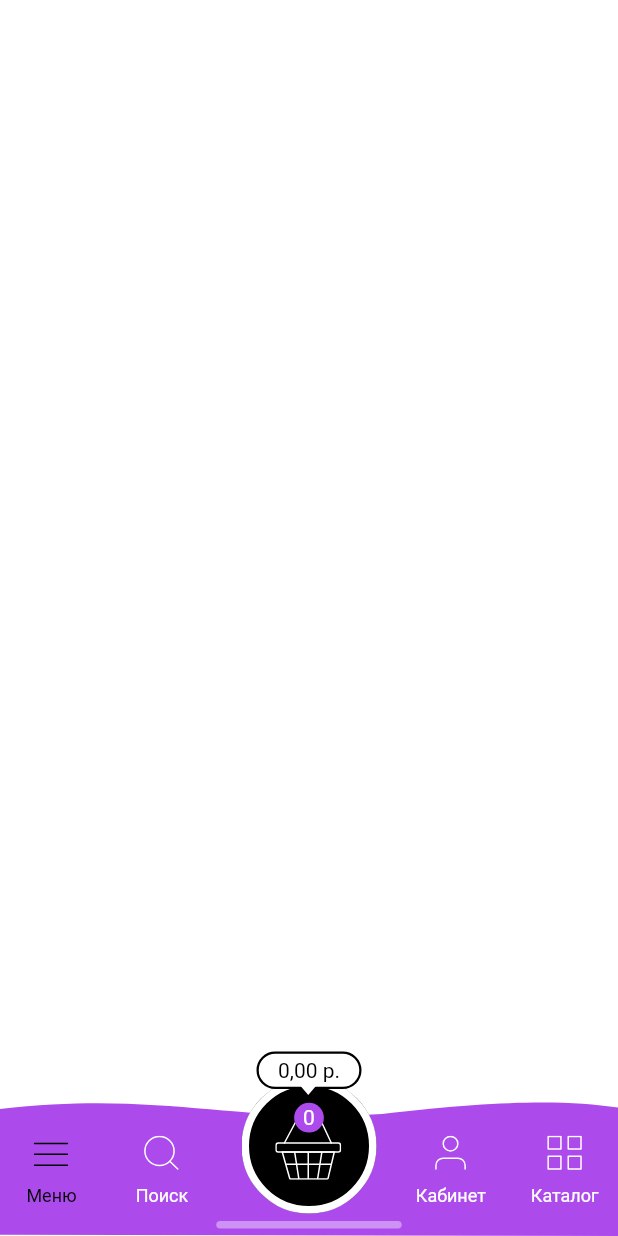
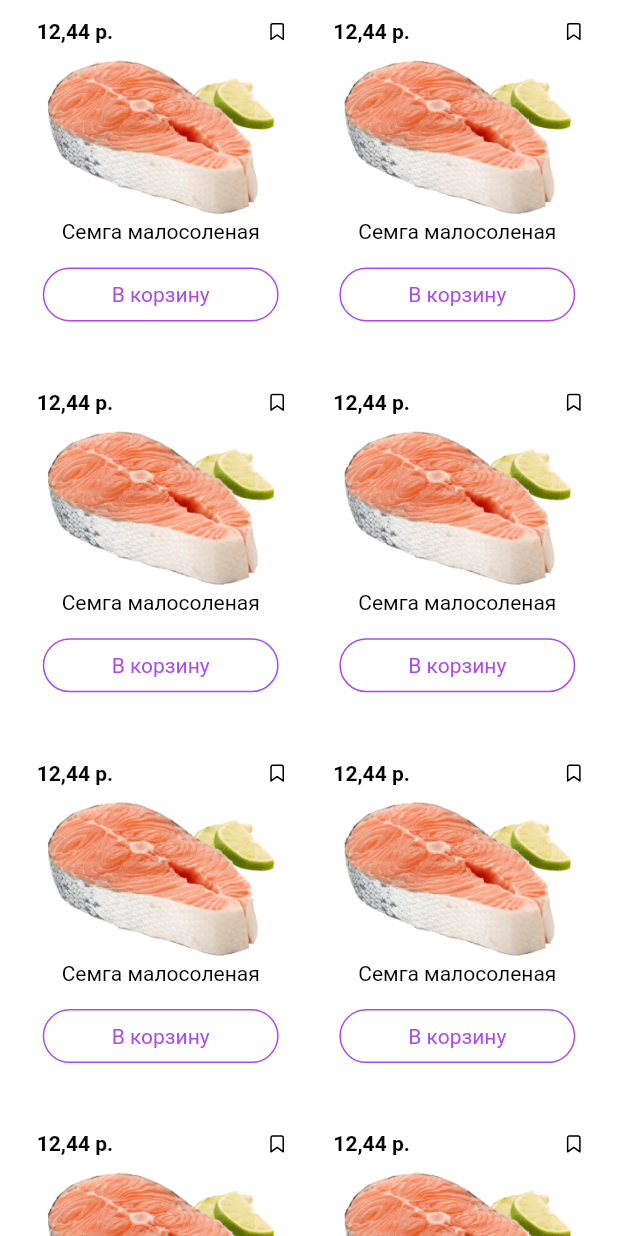
Before and after one commit to guvanch07/emelya, a Flutter app: the screen it shows after launch, on a phone screen of 412 x 824 dp. Run offline on Flutter 3.47's test engine with Material 2 defaults, Android fonts, the phone set to English and light mode, and no system bars; our stand-ins replace flutter_svg, fluttertoast, google_fonts, sizer; Roboto replaces fonts that are missing (Arial).

Commit message:
added product item

```diff
--- a/lib/main.dart
+++ b/lib/main.dart
@@ -1,4 +1,5 @@
 import 'package:emelya/constants.dart/app_colors.dart';
+import 'package:emelya/screens/catalog/product_item.dart';
 import 'package:emelya/screens/onboarding/onboarding.dart';
 import 'package:emelya/widgets/buttons/basket_button.dart';
 import 'package:flutter/material.dart';
@@ -29,6 +30,12 @@ class MyApp extends StatelessWidget {
                   fontWeight: FontWeight.w900,
                 ),
               ),
+              headline2: const TextStyle(
+                color: AppColors.black,
+                fontFamily: 'Arial',
+                fontSize: 14,
+                fontWeight: FontWeight.w700,
+              ),
               bodyText1: const TextStyle(
                 color: AppColors.black,
                 fontFamily: 'Arial',
@@ -37,9 +44,42 @@ class MyApp extends StatelessWidget {
               ),
             ),
           ),
-          home: AppBottomNavBar(),
+          home: Stack(
+            children: [
+              const SafeArea(
+                child: CatalogList(),
+              ),
+              // AppBottomNavBar(),
+            ],
+          ),
         );
       },
+    );
+  }
+}
+
+class CatalogList extends StatelessWidget {
+  const CatalogList({
+    Key? key,
+  }) : super(key: key);
+
+  @override
+  Widget build(BuildContext context) {
+    final itemWidth = 44.w;
+    final itemHeight = 30.h;
+    return Container(
+      padding: EdgeInsets.symmetric(horizontal: 4.w),
+      child: GridView.builder(
+          itemCount: 8,
+          gridDelegate: SliverGridDelegateWithFixedCrossAxisCount(
+            crossAxisCount: 2,
+            crossAxisSpacing: 4.w,
+            childAspectRatio: itemWidth / itemHeight,
+          ),
+          itemBuilder: (BuildContext context, int index) => const Padding(
+                padding: EdgeInsets.symmetric(vertical: 8),
+                child: ProductItem(),
+              )),
     );
   }
 }
--- /dev/null
+++ b/lib/screens/catalog/product_item.dart
@@ -0,0 +1,61 @@
+import 'package:emelya/constants.dart/app_colors.dart';
+import 'package:emelya/widgets/buttons/outlined_button.dart';
+import 'package:flutter/material.dart';
+import 'package:sizer/sizer.dart';
+import 'package:flutter_svg/flutter_svg.dart';
+
+class ProductItem extends StatelessWidget {
+  const ProductItem({Key? key}) : super(key: key);
+
+  @override
+  Widget build(BuildContext context) {
+    return Container(
+      width: 44.w,
+      height: 30.h,
+      padding: const EdgeInsets.fromLTRB(8, 5, 8, 8),
+      decoration: const BoxDecoration(
+          color: AppColors.white,
+          borderRadius: BorderRadius.all(Radius.circular(6))),
+      child: Column(
+        children: [
+          Row(
+            mainAxisAlignment: MainAxisAlignment.spaceBetween,
+            children: [
+              Text(
+                '12,44 р.',
+                style: Theme.of(context).textTheme.headline2,
+              ),
+              SvgPicture.asset('assets/icons/favorite.svg'),
+            ],
+          ),
+          Padding(
+            padding: const EdgeInsets.symmetric(
+              vertical: 3,
+            ),
+            child: Image.asset(
+              'assets/images/dummy3.png',
+              fit: BoxFit.fitWidth,
+            ),
+          ),
+          Text(
+            'Семга малосоленая',
+            textAlign: TextAlign.center,
+            style: Theme.of(context).textTheme.bodyText1,
+          ),
+          const SizedBox(
+            height: 10,
+          ),
+          Row(
+            children: [
+              Expanded(
+                  child: Padding(
+                padding: const EdgeInsets.symmetric(horizontal: 4),
+                child: AppOutlinedButton(text: 'В корзину', press: () {}),
+              )),
+            ],
+          )
+        ],
+      ),
+    );
+  }
+}
--- /dev/null
+++ b/lib/widgets/buttons/outlined_button.dart
@@ -0,0 +1,67 @@
+import 'package:emelya/constants.dart/app_colors.dart';
+import 'package:flutter/material.dart';
+
+class AppOutlinedButton extends StatelessWidget {
+  const AppOutlinedButton({
+    required this.text,
+    required this.press,
+    this.color,
+    this.textColor,
+    this.padding,
+    this.borderRadius,
+    this.textStyle,
+  });
+
+  final String text;
+  final VoidCallback press;
+  final Color? color;
+  final Color? textColor;
+  final EdgeInsets? padding;
+  final double? borderRadius;
+  final TextStyle? textStyle;
+
+  @override
+  Widget build(BuildContext context) {
+    // return MaterialButton(
+    //   shape: RoundedRectangleBorder(
+    //     borderRadius: BorderRadius.all(Radius.circular(borderRadius ?? 35)),
+    //   ),
+    //   padding: padding ?? const EdgeInsets.symmetric(horizontal: 20),
+    //   color: color ?? AppColors.purple,
+    //   disabledColor: color,
+    //   onPressed: press,
+    //   elevation: 0,
+    //   child: Text(
+    //     text,
+    //     textAlign: TextAlign.center,
+    //     style: textStyle ??
+    //         TextStyle(
+    //             color: textColor ?? AppColors.white,
+    //             fontSize: 16,
+    //             fontFamily: 'Roboto',
+    //             fontWeight: FontWeight.w400),
+    //   ),
+    // );
+    return OutlinedButton(
+      style: OutlinedButton.styleFrom(
+        shape: RoundedRectangleBorder(
+          borderRadius: BorderRadius.all(Radius.circular(borderRadius ?? 35)),
+        ),
+        // padding: padding ?? const EdgeInsets.symmetric(horizontal: 20),
+        //shadowColor: color ?? AppColors.purple,
+        //backgroundColor: color ?? AppColors.white,
+        side: const BorderSide(width: 1, color: AppColors.purple),
+      ),
+      onPressed: press,
+      child: Text(
+        text,
+        textAlign: TextAlign.center,
+        style: textStyle ??
+            Theme.of(context)
+                .textTheme
+                .bodyText1
+                ?.copyWith(color: AppColors.purple),
+      ),
+    );
+  }
+}
--- a/pubspec.yaml
+++ b/pubspec.yaml
@@ -45,6 +45,8 @@ flutter:
   # To add assets to your application, add an assets section, like this:
   assets:
     - assets/icons/
+    - assets/images/
+
     - assets/images/onboarding/
 
   # An image asset can refer to one or more resolution-specific "variants", see
```
Also changed, not shown: assets/icons/favorite.svg (added), assets/images/dummy1.png (added), assets/images/dummy3.png (added).
